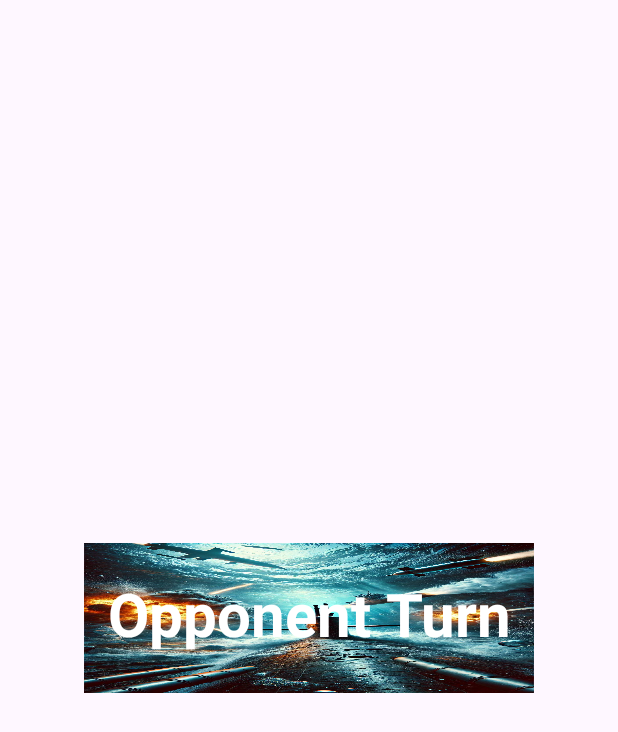
After one commit to Neta567/SubmarinesGame, an Android app: the layout game_turn.xml on its own in the app's theme, with its tools: preview values and no code run, on a phone screen of 412 x 824 dp. The commit adds this screen. Shown: the top 732 px of the screen. Run offline under Robolectric (Android 15) with nearby library versions, the phone set to English and light mode, and no system bars.

Commit message:
Add block on opponent turn and handle end of the game

```diff
--- a/app/src/main/java/com/example/submarines/helpers/SquareDrawer.java
+++ b/app/src/main/java/com/example/submarines/helpers/SquareDrawer.java
@@ -39,10 +39,10 @@ public class SquareDrawer implements ShapeDrawingStrategy {
             Square square = (Square) shape;
             switch (square.getState()) {
                 case OCCUPIED_BY_SUBMARINE:
-                    p.setColor(Color.RED);
+                    //p.setColor(Color.RED);
                     break;
                 case OCCUPIED_BY_SUBMARINE_SURROUND:
-                    p.setColor(Color.YELLOW);
+                    //p.setColor(Color.YELLOW);
                     break;
                 case OCCUPIED_BY_SUBMARINE_AND_HIT:
                     hitMissKey = "boom";
--- a/app/src/main/java/com/example/submarines/model/Player.java
+++ b/app/src/main/java/com/example/submarines/model/Player.java
@@ -24,6 +24,8 @@ public class Player {
     public enum PlayerGameStatus {
         NOT_STARTED,
         STARTED,
+        WON,
+        LOOSE
     }
     public Player(String player) {
         this.name = player;
--- /dev/null
+++ b/app/src/main/res/layout/game_turn.xml
@@ -0,0 +1,25 @@
+<?xml version="1.0" encoding="utf-8"?>
+<androidx.constraintlayout.widget.ConstraintLayout xmlns:android="http://schemas.android.com/apk/res/android"
+    xmlns:app="http://schemas.android.com/apk/res-auto"
+    android:layout_width="350dp"
+    android:layout_height="800dp"
+    android:layout_gravity="center"
+    android:layout_margin="10dp"
+    android:id="@+id/game_turn">
+
+    <TextView
+        android:layout_width="300dp"
+        android:layout_height="100dp"
+        android:paddingTop="20dp"
+        android:text="@string/opponent_turn"
+        android:textAlignment="center"
+        android:textColor="@color/white"
+        android:textSize="40sp"
+        android:textStyle="bold"
+        android:background="@drawable/background_mainphoto"
+        app:layout_constraintBottom_toBottomOf="parent"
+        app:layout_constraintLeft_toLeftOf="parent"
+        app:layout_constraintRight_toRightOf="parent"
+        app:layout_constraintTop_toTopOf="parent" />
+
+</androidx.constraintlayout.widget.ConstraintLayout>
--- a/app/src/main/res/values/strings.xml
+++ b/app/src/main/res/values/strings.xml
@@ -12,4 +12,5 @@
     <string name="user">User</string>
     <string name="game_id">Game Id</string>
     <string name="select_game">Select Game</string>
+    <string name="opponent_turn">Opponent Turn</string>
 </resources>
```
Also changed, not shown: app/src/main/java/com/example/submarines/GameActivity.java (+71 -10 lines), app/src/main/java/com/example/submarines/MainActivity.java (+3 -5 lines), app/src/main/java/com/example/submarines/boards/BoardGame.java (+12 -9 lines), app/src/main/java/com/example/submarines/model/GameModel.java (+17 -15 lines), app/src/main/res/layout/activity_join_game.xml (+3 -5 lines), app/src/main/res/layout/game_over.xml (added, +27 -0 lines).
